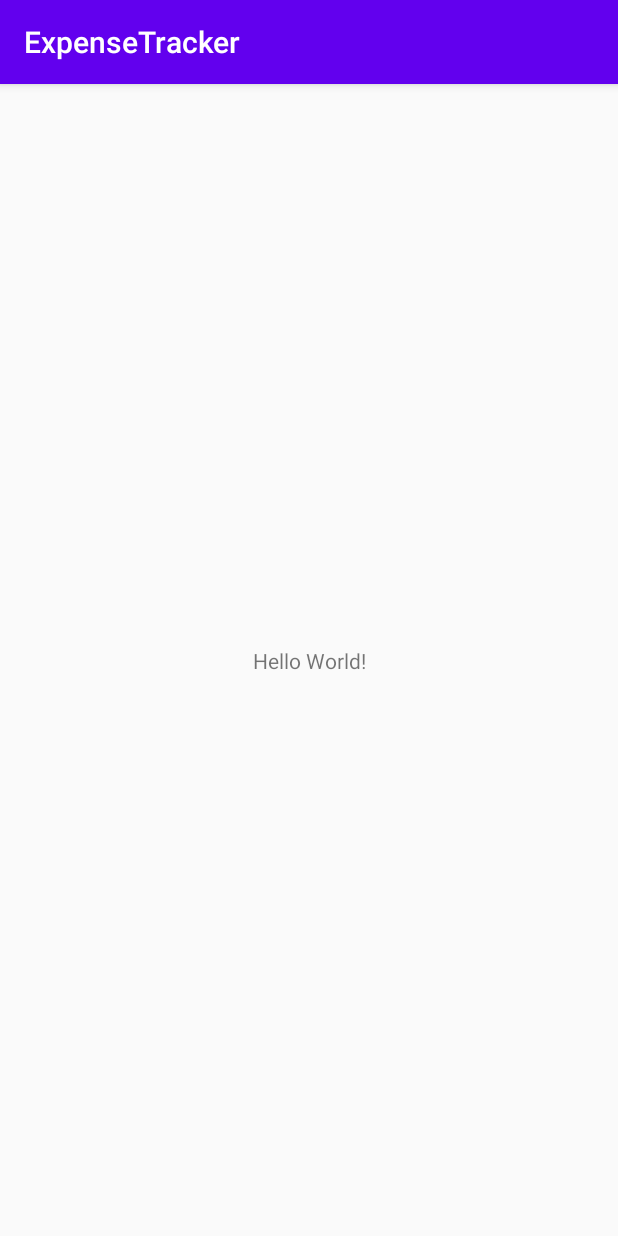
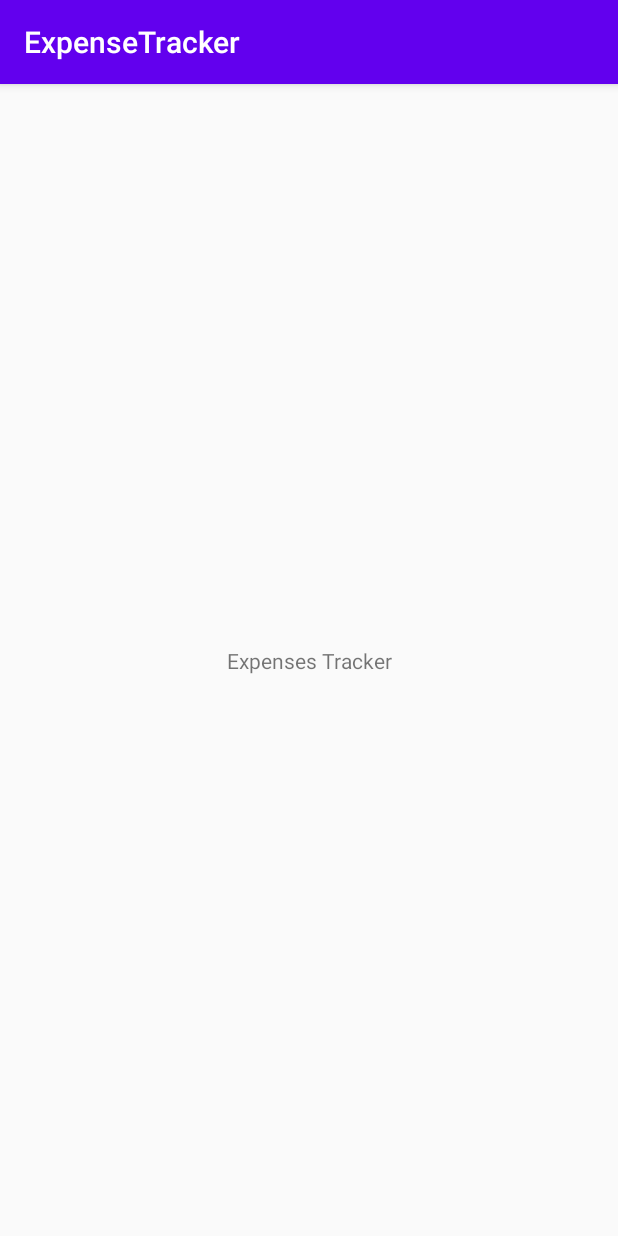
Before and after one commit to adibwaluya/Expenses-Tracker-Prototype, an Android app: the screen it shows after launch (MainActivity), on a phone screen of 412 x 824 dp. Run offline under Robolectric (Android 15) with nearby library versions, the phone set to English and light mode, and no system bars.

Commit message:
Initial testing

```diff
--- a/ExpenseTracker/app/src/main/res/layout/activity_main.xml
+++ b/ExpenseTracker/app/src/main/res/layout/activity_main.xml
@@ -9,7 +9,7 @@
     <TextView
         android:layout_width="wrap_content"
         android:layout_height="wrap_content"
-        android:text="Hello World!"
+        android:text="Expenses Tracker"
         app:layout_constraintBottom_toBottomOf="parent"
         app:layout_constraintLeft_toLeftOf="parent"
         app:layout_constraintRight_toRightOf="parent"
```
